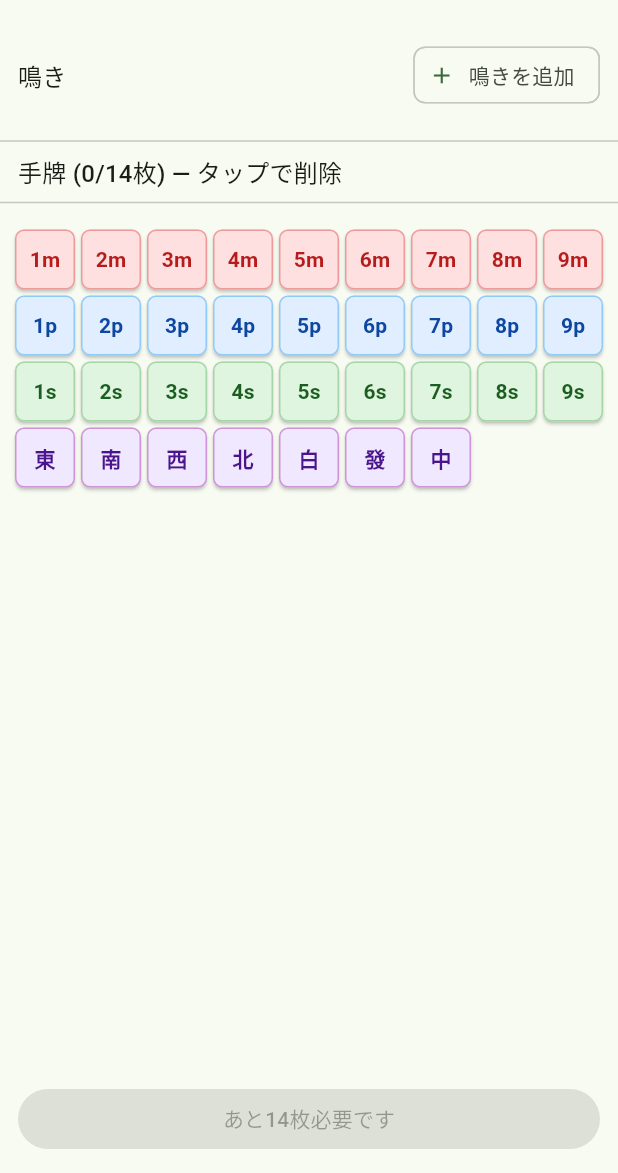
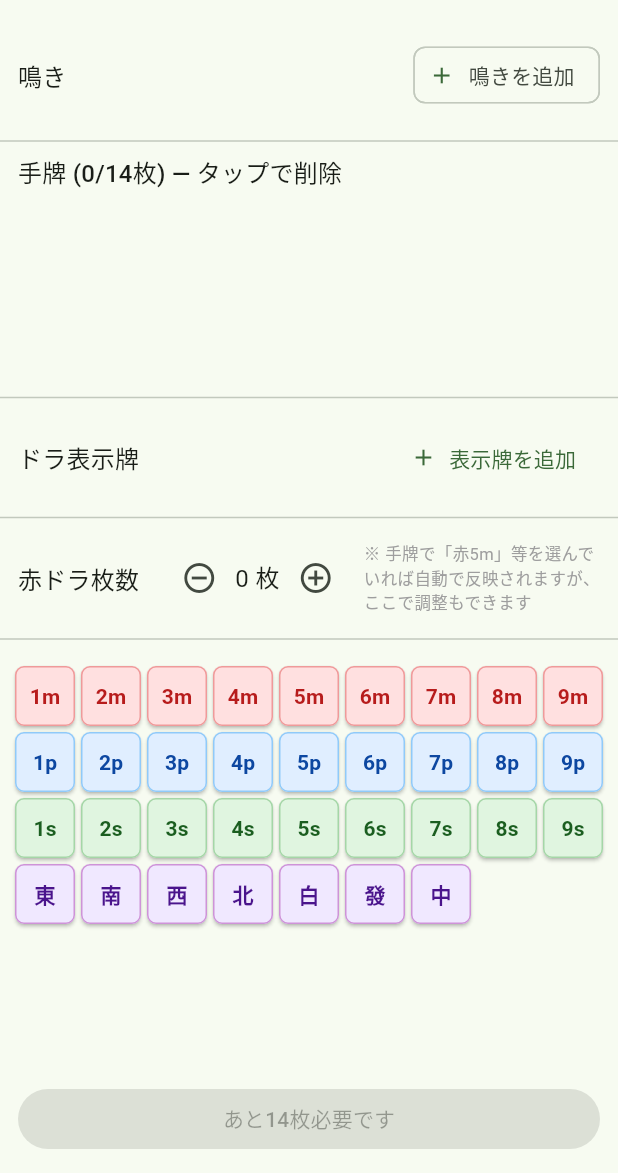
Before and after one commit to watanabe2018/mahjong_score_app, a Flutter app: the TileConfirmScreen screen opened directly, on a phone screen of 412 x 824 dp, the part 63-1236 px from its top. Run offline on Flutter 3.47's test engine with Material 3 defaults, Android fonts, the phone set to English and light mode, and no system bars; our stand-ins replace image_picker, shared_preferences; accounts and stored records are empty.

Commit message:
feat: manual aka-dora count input on confirm screen

```diff
--- a/lib/screens/camera_screen.dart
+++ b/lib/screens/camera_screen.dart
@@ -5,8 +5,7 @@ import '../services/api_service.dart';
 import 'tile_confirm_screen.dart';
 
 class CameraScreen extends StatefulWidget {
-  final String password;
-  const CameraScreen({super.key, required this.password});
+  const CameraScreen({super.key});
   @override
   State<CameraScreen> createState() => _CameraScreenState();
 }
--- a/lib/screens/tile_confirm_screen.dart
+++ b/lib/screens/tile_confirm_screen.dart
@@ -1,5 +1,7 @@
 import 'package:flutter/material.dart';
 import '../models/called_meld_draft.dart';
+import '../models/tile.dart';
+import '../logic/dora_calculator.dart';
 import 'input_screen.dart';
 import 'widgets/tile_picker_dialog.dart';
 import 'widgets/tile_style.dart';
@@ -20,11 +22,15 @@ class TileConfirmScreen extends StatefulWidget {
 class _TileConfirmScreenState extends State<TileConfirmScreen> {
   late List<String> _tiles;
   final List<CalledMeldDraft> _melds = [];
+  final List<String> _doraIndicators = [];
+  int _akaDoraCount = 0;
 
   @override
   void initState() {
     super.initState();
     _tiles = List.from(widget.initialTileCodes);
+    // 認識結果や手動選択で既に赤5として入力されている枚数を初期値にする
+    _akaDoraCount = _tiles.where((c) => c.startsWith('0')).length;
   }
 
   /// 面前(手の中)で必要な残り牌数。鳴き1つにつき3枚分減る。
@@ -52,6 +58,12 @@ class _TileConfirmScreenState extends State<TileConfirmScreen> {
   }
 
   void _removeMeld(int index) => setState(() => _melds.removeAt(index));
+
+  Future<void> _addDoraIndicator() async {
+    final code = await TilePickerDialog.show(context);
+    if (code == null) return;
+    setState(() => _doraIndicators.add(code));
+  }
 
   List<String> _allTileCodes() {
     final list = <String>[];
@@ -146,6 +158,9 @@ class _TileConfirmScreenState extends State<TileConfirmScreen> {
           ),
           Padding(
             padding: const EdgeInsets.symmetric(horizontal: 12),
+            child: SizedBox(
+              height: 130,
+              child: SingleChildScrollView(
                 child: Wrap(
                   spacing: 6,
                   runSpacing: 6,
@@ -159,6 +174,70 @@ class _TileConfirmScreenState extends State<TileConfirmScreen> {
                       onDeleted: () => _removeAt(i),
                     );
                   }),
+                ),
+              ),
+            ),
+          ),
+          const Divider(),
+
+          // --- ドラ表示牌セクション ---
+          Padding(
+            padding: const EdgeInsets.symmetric(horizontal: 12, vertical: 8),
+            child: Row(
+              children: [
+                Text('ドラ表示牌', style: Theme.of(context).textTheme.titleMedium),
+                const Spacer(),
+                TextButton.icon(
+                  onPressed: _addDoraIndicator,
+                  icon: const Icon(Icons.add),
+                  label: const Text('表示牌を追加'),
+                ),
+              ],
+            ),
+          ),
+          if (_doraIndicators.isNotEmpty)
+            Padding(
+              padding: const EdgeInsets.symmetric(horizontal: 12),
+              child: Wrap(
+                spacing: 8,
+                runSpacing: 4,
+                children: List.generate(_doraIndicators.length, (i) {
+                  final indicator = Tile.fromString(_doraIndicators[i]);
+                  final doraTile = DoraCalculator.doraTileFor(indicator);
+                  return InputChip(
+                    label: Text('${_label(_doraIndicators[i])} → ${_label(doraTile.code)}がドラ',
+                        style: TextStyle(color: TileStyle.textColor(_doraIndicators[i]))),
+                    backgroundColor: TileStyle.backgroundColor(_doraIndicators[i]),
+                    side: BorderSide(color: TileStyle.borderColor(_doraIndicators[i])),
+                    onDeleted: () => setState(() => _doraIndicators.removeAt(i)),
+                  );
+                }),
+              ),
+            ),
+          const Divider(),
+
+          // --- 赤ドラ枚数セクション ---
+          Padding(
+            padding: const EdgeInsets.symmetric(horizontal: 12, vertical: 8),
+            child: Row(
+              children: [
+                Text('赤ドラ枚数', style: Theme.of(context).textTheme.titleMedium),
+                const SizedBox(width: 16),
+                IconButton(
+                  onPressed: () => setState(() => _akaDoraCount = (_akaDoraCount - 1).clamp(0, 4)),
+                  icon: const Icon(Icons.remove_circle_outline),
+                ),
+                Text('$_akaDoraCount 枚', style: const TextStyle(fontSize: 16)),
+                IconButton(
+                  onPressed: () => setState(() => _akaDoraCount = (_akaDoraCount + 1).clamp(0, 4)),
+                  icon: const Icon(Icons.add_circle_outline),
+                ),
+                const SizedBox(width: 8),
+                const Expanded(
+                  child: Text('※ 手牌で「赤5m」等を選んでいれば自動で反映されますが、ここで調整もできます',
+                      style: TextStyle(color: Colors.grey, fontSize: 11)),
+                ),
+              ],
             ),
           ),
           const Divider(),
@@ -205,6 +284,8 @@ class _TileConfirmScreenState extends State<TileConfirmScreen> {
                             builder: (_) => InputScreen(
                               tileCodes: _tiles,
                               calledMelds: _melds,
+                              doraIndicators: _doraIndicators,
+                              akaDoraCount: _akaDoraCount,
                             ),
                           ),
                         )
```
Also changed, not shown: lib/screens/input_screen.dart (+30 -8 lines), lib/screens/login_screen.dart (+5 -7 lines). Lines whose indentation alone changed are shown as unchanged.
